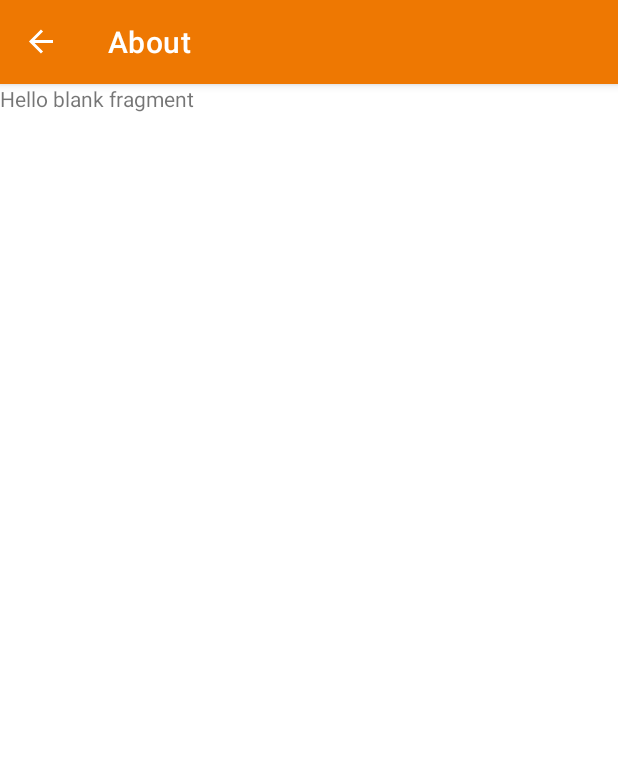
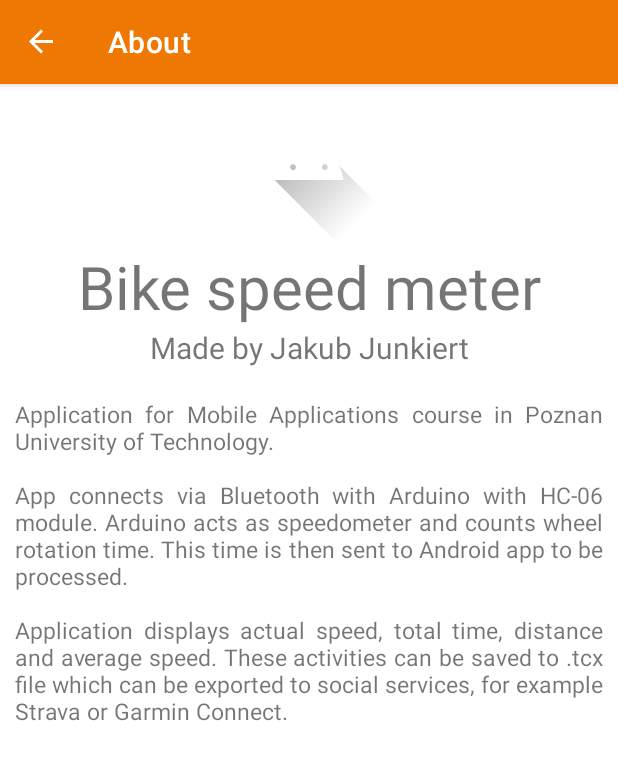
Before and after one commit to JJayU/SpeedMeterProject, an Android app: the AboutFragment screen opened through its navigation route, on a phone screen of 412 x 824 dp. Shown: the top 760 px of the screen. Run offline under Robolectric (Android 15) with nearby library versions, the phone set to English and light mode, and no system bars; our stand-ins replace RxJava, data binding, navigation-ui; libraries missing offline, so code that uses them is left out: com.harrysoft.androidbluetoothserial; 1 statement that could not run was skipped.

Commit message:
Fixed issue #2 About screen done

```diff
--- a/app/src/main/java/com/example/speedmeterproject/MainActivity.kt
+++ b/app/src/main/java/com/example/speedmeterproject/MainActivity.kt
@@ -17,7 +17,6 @@ class MainActivity : AppCompatActivity() {
     override fun onCreate(savedInstanceState: Bundle?) {
         super.onCreate(savedInstanceState)
 
-        @Suppress("UNUSED_VARIABLE")
         val binding = DataBindingUtil.setContentView<ActivityMainBinding>(this, R.layout.activity_main)
         val navController = this.findNavController(R.id.myNavHostFragment)
         drawerLayout = binding.drawerLayout
--- a/app/src/main/java/com/example/speedmeterproject/MainFragment.kt
+++ b/app/src/main/java/com/example/speedmeterproject/MainFragment.kt
@@ -2,6 +2,7 @@ package com.example.speedmeterproject
 
 import android.content.Intent
 import android.os.Bundle
+import android.util.Log
 import androidx.fragment.app.Fragment
 import android.view.LayoutInflater
 import android.view.View
@@ -16,10 +17,20 @@ class MainFragment : Fragment() {
     private lateinit var binding : FragmentMainBinding
     private lateinit var bluetoothBridge : BluetoothBridge
 
+    private var firstLaunch = true
+
+    override fun onCreate(savedInstanceState: Bundle?) {
+        super.onCreate(savedInstanceState)
+        Log.i("a", "onCreate")
+    }
+
     override fun onCreateView(
         inflater: LayoutInflater, container: ViewGroup?,
         savedInstanceState: Bundle?
     ): View {
+
+        if(firstLaunch) {
+            firstLaunch = false
 
             binding = DataBindingUtil.inflate(inflater, R.layout.fragment_main, container, false)
 
@@ -48,23 +59,19 @@ class MainFragment : Fragment() {
                 bluetoothBridge.activityRecorder.saveToFile()
             }
 
-        binding.settingsButton.setOnClickListener() {
-            //val settingsActivity = Intent(this, SettingsActivity::class.java)
-            //startActivity(settingsActivity)
-        }
-
             // TODO -> remove this
             bluetoothBridge.setMacAddress("98:D3:31:F4:03:F5") //temporary
             if(autoConnect) {
                 bluetoothBridge.connectDevice()
             }
             //bluetoothBridge.activityRecorder.start()
+        }
 
         return binding.root
     }
 
-    override fun onDestroyView() {
-        super.onDestroyView()
+    override fun onDestroy() {
+        super.onDestroy()
         bluetoothBridge.stop()
     }
 
--- a/app/src/main/res/layout/fragment_about.xml
+++ b/app/src/main/res/layout/fragment_about.xml
@@ -1,14 +1,45 @@
 <?xml version="1.0" encoding="utf-8"?>
 <FrameLayout xmlns:android="http://schemas.android.com/apk/res/android"
+    xmlns:app="http://schemas.android.com/apk/res-auto"
     xmlns:tools="http://schemas.android.com/tools"
     android:layout_width="match_parent"
     android:layout_height="match_parent"
     tools:context=".AboutFragment">
 
-    <!-- TODO: Update blank fragment layout -->
-    <TextView
+    <LinearLayout
         android:layout_width="match_parent"
         android:layout_height="match_parent"
-        android:text="@string/hello_blank_fragment" />
+        android:layout_gravity="center_vertical"
+        android:orientation="vertical">
+
+        <ImageView
+            android:layout_width="match_parent"
+            android:layout_height="wrap_content"
+            app:srcCompat="@drawable/ic_launcher_foreground" />
+
+        <TextView
+            android:layout_width="match_parent"
+            android:layout_height="wrap_content"
+            android:text="@string/app_name"
+            android:textSize="40sp"
+            android:textAlignment="center" />
+
+        <TextView
+            android:layout_width="match_parent"
+            android:layout_height="wrap_content"
+            android:text="@string/author"
+            android:textSize="20sp"
+            android:textAlignment="center"
+            android:layout_marginBottom="20dp"/>
+
+        <TextView
+            android:layout_width="match_parent"
+            android:layout_height="wrap_content"
+            android:layout_marginHorizontal="10dp"
+            android:justificationMode="inter_word"
+            android:text="@string/app_description"
+            android:textSize="15sp" />
+
+    </LinearLayout>
 
 </FrameLayout>
--- a/app/src/main/res/layout/fragment_main.xml
+++ b/app/src/main/res/layout/fragment_main.xml
@@ -148,13 +148,6 @@
                 android:visibility="invisible"
                 tools:visibility="invisible" />
 
-            <Button
-                android:id="@+id/settings_button"
-                android:layout_width="match_parent"
-                android:layout_height="wrap_content"
-                android:layout_marginHorizontal="20dp"
-                android:text="@string/settings" />
-
         </LinearLayout>
 
     </androidx.drawerlayout.widget.DrawerLayout>
--- a/app/src/main/res/values/strings.xml
+++ b/app/src/main/res/values/strings.xml
@@ -20,4 +20,6 @@
     <string name="about">About</string>
     <string name="devices">Devices</string>
     <string name="activities">Activities</string>
+    <string name="author">Made by Jakub Junkiert</string>
+    <string name="app_description">Application for Mobile Applications course in Poznan University of Technology. \n\nApp connects via Bluetooth with Arduino with HC-06 module. Arduino acts as speedometer and counts wheel rotation time. This time is then sent to Android app to be processed.\n\nApplication displays actual speed, total time, distance and average speed. These activities can be saved to .tcx file which can be exported to social services, for example Strava or Garmin Connect.</string>
 </resources>
```
Lines whose indentation alone changed are shown as unchanged.
